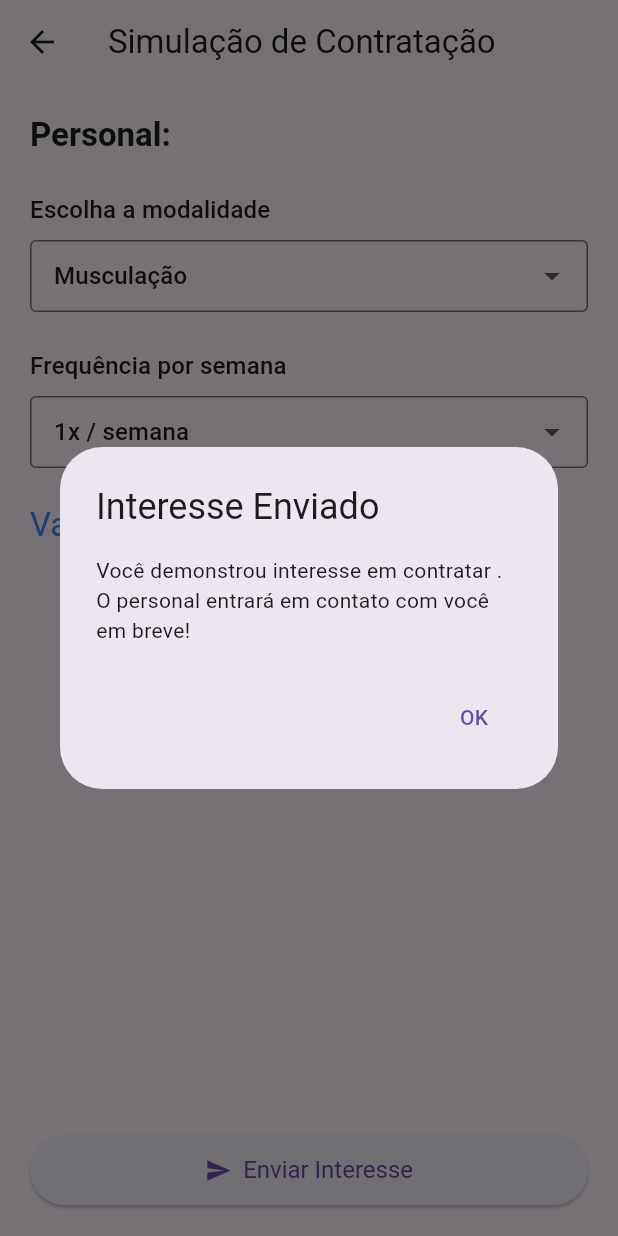
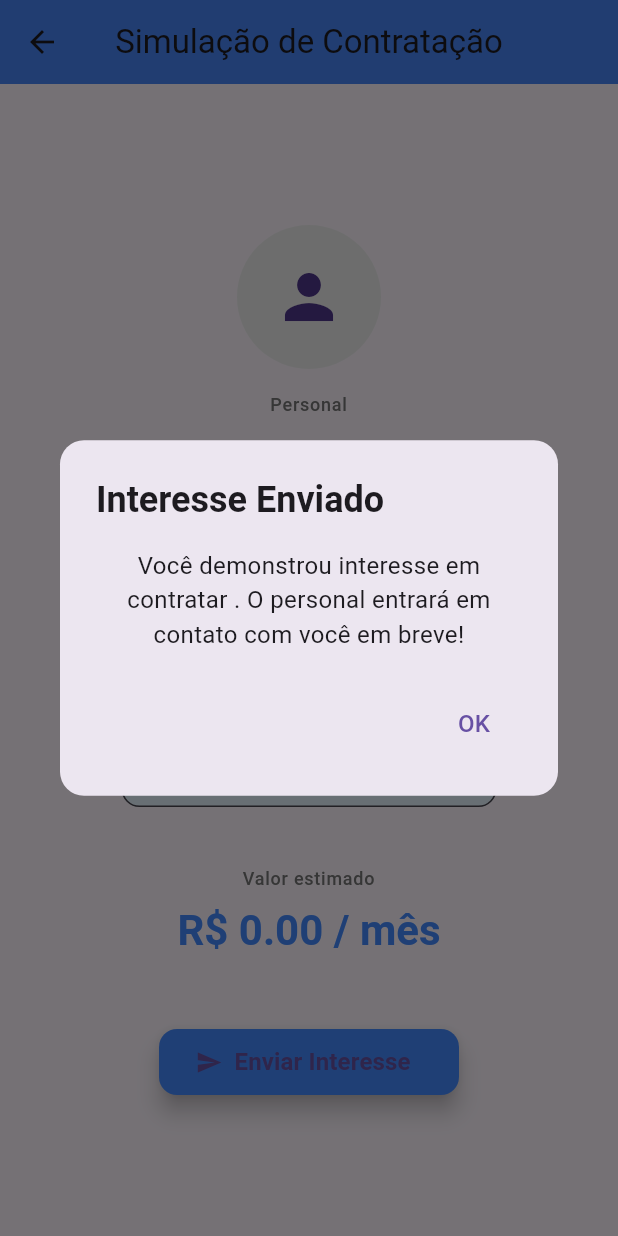
Before and after one commit to gabrielleles/personal_fit, a Flutter app: the PersonalSimulationPage screen opened directly with empty values, after a tap on "Enviar Interesse", on a phone screen of 412 x 824 dp. Run offline on Flutter 3.47's test engine with Material 3 defaults, Android fonts, the phone set to English and light mode, and no system bars; our stand-ins replace dio, font_awesome_flutter; network calls fail.

Commit message:
funcional porém falta corrigir o problema com as imagens dos personais

```diff
--- a/lib/modules/personals/presentation/pages/catalog_page.dart
+++ b/lib/modules/personals/presentation/pages/catalog_page.dart
@@ -2,6 +2,7 @@ import 'package:flutter/material.dart';
 import 'package:provider/provider.dart';
 import '../../../../core/routes.dart';
 import '../../presentation/providers/personal_provider.dart';
+import '../../../../shared/widgets/personal_avatar.dart';  // import do PersonalAvatar
 
 class CatalogPage extends StatefulWidget {
   const CatalogPage({Key? key}) : super(key: key);
@@ -111,9 +112,7 @@ class _CatalogPageState extends State<CatalogPage> {
                           padding: const EdgeInsets.all(8.0),
                           child: Row(
                             children: [
-                              CircleAvatar(
-                                backgroundImage: NetworkImage(personal.photoUrl),
-                              ),
+                              PersonalAvatar(photoUrl: personal.photoUrl, radius: 24), // aqui o avatar
                               const SizedBox(width: 12),
                               Expanded(
                                 child: Column(
--- a/lib/modules/personals/presentation/pages/personal_detail_page.dart
+++ b/lib/modules/personals/presentation/pages/personal_detail_page.dart
@@ -3,6 +3,7 @@ import 'package:font_awesome_flutter/font_awesome_flutter.dart';
 import 'package:url_launcher/url_launcher.dart';
 
 import '../../domain/entities/personal.dart';
+import '../../../../shared/widgets/personal_avatar.dart'; // import do PersonalAvatar
 
 class PersonalDetailPage extends StatelessWidget {
   final Personal personal;
@@ -30,10 +31,7 @@ class PersonalDetailPage extends StatelessWidget {
         child: ListView(
           children: [
             Center(
-              child: CircleAvatar(
-                radius: 60,
-                backgroundImage: NetworkImage(personal.photoUrl),
-              ),
+              child: PersonalAvatar(photoUrl: personal.photoUrl, radius: 60), // substitui CircleAvatar
             ),
             const SizedBox(height: 16),
             Center(
@@ -59,7 +57,7 @@ class PersonalDetailPage extends StatelessWidget {
               child: Text(
                 personal.bio,
                 style: const TextStyle(fontSize: 16),
-                textAlign: TextAlign.center,  // Centralizado agora
+                textAlign: TextAlign.center,
               ),
             ),
             const SizedBox(height: 12),
--- a/lib/modules/personals/presentation/pages/personal_simulation_page.dart
+++ b/lib/modules/personals/presentation/pages/personal_simulation_page.dart
@@ -1,6 +1,8 @@
 import 'package:flutter/material.dart';
+import '../../../../shared/widgets/personal_avatar.dart';
 import '../../domain/entities/personal.dart';
-import '../../../../core/routes.dart';  // Importa as rotas para usar AppRoutes.catalog
+import '../../../../core/routes.dart';
+
 
 class PersonalSimulationPage extends StatefulWidget {
   final Personal personal;
@@ -23,10 +25,13 @@ class _PersonalSimulationPageState extends State<PersonalSimulationPage> {
     showDialog(
       context: context,
       builder: (_) => AlertDialog(
-        title: const Text('Interesse Enviado'),
+        shape: RoundedRectangleBorder(borderRadius: BorderRadius.circular(16)),
+        title: const Text('Interesse Enviado', style: TextStyle(fontWeight: FontWeight.bold)),
         content: Text(
           'Você demonstrou interesse em contratar ${widget.personal.name}. '
               'O personal entrará em contato com você em breve!',
+          style: const TextStyle(fontSize: 16),
+          textAlign: TextAlign.center,
         ),
         actions: [
           TextButton(
@@ -37,7 +42,7 @@ class _PersonalSimulationPageState extends State<PersonalSimulationPage> {
                     (route) => false,
               );
             },
-            child: const Text('OK'),
+            child: const Text('OK', style: TextStyle(fontSize: 16)),
           ),
         ],
       ),
@@ -49,70 +54,122 @@ class _PersonalSimulationPageState extends State<PersonalSimulationPage> {
     final theme = Theme.of(context);
 
     return Scaffold(
-      appBar: AppBar(title: const Text('Simulação de Contratação')),
-      body: Padding(
-        padding: const EdgeInsets.all(20),
+      appBar: AppBar(
+        title: const Text('Simulação de Contratação'),
+        elevation: 4,
+        backgroundColor: Colors.blueAccent,
+        centerTitle: true,
+      ),
+      body: Center(
+        child: SingleChildScrollView(
+          padding: const EdgeInsets.symmetric(horizontal: 24, vertical: 32),
+          child: ConstrainedBox(
+            constraints: const BoxConstraints(maxWidth: 350),
             child: Column(
-          crossAxisAlignment: CrossAxisAlignment.start,
+              crossAxisAlignment: CrossAxisAlignment.center,
               children: [
+                // Aqui adicionei o PersonalAvatar logo antes do nome do personal
+                PersonalAvatar(
+                  photoUrl: widget.personal.photoUrl,
+                  radius: 48,
+                ),
+                const SizedBox(height: 16),
+
                 Text(
-              'Personal: ${widget.personal.name}',
-              style: theme.textTheme.titleLarge?.copyWith(fontWeight: FontWeight.bold),
+                  'Personal',
+                  style: theme.textTheme.labelMedium?.copyWith(color: Colors.grey[600]),
+                  textAlign: TextAlign.center,
                 ),
-            const SizedBox(height: 24),
-            Text('Escolha a modalidade', style: theme.textTheme.titleMedium),
+                const SizedBox(height: 4),
+                Text(
+                  widget.personal.name,
+                  style: theme.textTheme.headlineSmall?.copyWith(fontWeight: FontWeight.bold),
+                  textAlign: TextAlign.center,
+                ),
+                const SizedBox(height: 32),
+
+                Text('Escolha a modalidade', style: theme.textTheme.titleMedium, textAlign: TextAlign.center),
                 const SizedBox(height: 8),
-            DropdownButtonFormField<String>(
+                SizedBox(
+                  width: 250,
+                  child: DropdownButtonFormField<String>(
                     value: selectedModality,
                     items: modalities
                         .map((mod) => DropdownMenuItem(value: mod, child: Text(mod)))
                         .toList(),
-              onChanged: (value) {
-                setState(() => selectedModality = value!);
-              },
-              decoration: const InputDecoration(
-                border: OutlineInputBorder(),
-                contentPadding: EdgeInsets.symmetric(horizontal: 12),
+                    onChanged: (value) => setState(() => selectedModality = value!),
+                    decoration: InputDecoration(
+                      border: OutlineInputBorder(borderRadius: BorderRadius.circular(12)),
+                      contentPadding: const EdgeInsets.symmetric(horizontal: 16, vertical: 12),
+                      filled: true,
+                      fillColor: Colors.blue.shade50,
                     ),
                   ),
-            const SizedBox(height: 24),
-            Text('Frequência por semana', style: theme.textTheme.titleMedium),
+                ),
+                const SizedBox(height: 32),
+
+                Text('Frequência por semana', style: theme.textTheme.titleMedium, textAlign: TextAlign.center),
                 const SizedBox(height: 8),
-            DropdownButtonFormField<int>(
+                SizedBox(
+                  width: 250,
+                  child: DropdownButtonFormField<int>(
                     value: selectedFrequency,
                     items: List.generate(
                       7,
-                    (i) => DropdownMenuItem(value: i + 1, child: Text('${i + 1}x / semana')),
+                          (i) => DropdownMenuItem(
+                          value: i + 1, child: Text('${i + 1}x / semana')),
                     ),
-              onChanged: (value) {
-                setState(() => selectedFrequency = value!);
-              },
-              decoration: const InputDecoration(
-                border: OutlineInputBorder(),
-                contentPadding: EdgeInsets.symmetric(horizontal: 12),
+                    onChanged: (value) => setState(() => selectedFrequency = value!),
+                    decoration: InputDecoration(
+                      border: OutlineInputBorder(borderRadius: BorderRadius.circular(12)),
+                      contentPadding: const EdgeInsets.symmetric(horizontal: 16, vertical: 12),
+                      filled: true,
+                      fillColor: Colors.blue.shade50,
                     ),
                   ),
-            const SizedBox(height: 24),
+                ),
+                const SizedBox(height: 40),
+
                 Text(
-              'Valor estimado: R\$ ${estimatedPrice.toStringAsFixed(2)} / mês',
-              style: theme.textTheme.titleLarge?.copyWith(color: Colors.blueAccent),
+                  'Valor estimado',
+                  style: theme.textTheme.labelMedium?.copyWith(color: Colors.grey[600]),
+                  textAlign: TextAlign.center,
                 ),
-            const Spacer(),
+                const SizedBox(height: 8),
+                Text(
+                  'R\$ ${estimatedPrice.toStringAsFixed(2)} / mês',
+                  style: theme.textTheme.headlineMedium?.copyWith(
+                    color: Colors.blueAccent,
+                    fontWeight: FontWeight.bold,
+                  ),
+                  textAlign: TextAlign.center,
+                ),
+                const SizedBox(height: 48),
+
                 SizedBox(
-              width: double.infinity,
+                  width: 200,
+                  height: 44,
                   child: ElevatedButton.icon(
-                icon: const Icon(Icons.send),
-                label: const Text('Enviar Interesse'),
+                    icon: const Icon(Icons.send, size: 18),
+                    label: const Text(
+                      'Enviar Interesse',
+                      style: TextStyle(fontSize: 16, fontWeight: FontWeight.w600),
+                    ),
                     onPressed: _showConfirmationDialog,
                     style: ElevatedButton.styleFrom(
-                  padding: const EdgeInsets.symmetric(vertical: 14),
-                  textStyle: const TextStyle(fontSize: 16),
+                      backgroundColor: Colors.blueAccent,
+                      shape: RoundedRectangleBorder(
+                        borderRadius: BorderRadius.circular(12),
+                      ),
+                      elevation: 6,
                     ),
                   ),
                 ),
               ],
             ),
           ),
+        ),
+      ),
     );
   }
 }
--- /dev/null
+++ b/lib/shared/widgets/personal_avatar.dart
@@ -0,0 +1,56 @@
+import 'package:flutter/material.dart';
+
+class PersonalAvatar extends StatelessWidget {
+  final String photoUrl;
+  final double radius;
+
+  const PersonalAvatar({
+    Key? key,
+    required this.photoUrl,
+    this.radius = 20,
+  }) : super(key: key);
+
+  @override
+  Widget build(BuildContext context) {
+    // Se a URL estiver vazia, exibe o ícone direto
+    if (photoUrl.isEmpty) {
+      return CircleAvatar(
+        radius: radius,
+        backgroundColor: Colors.grey.shade200,
+        child: Icon(Icons.person, size: radius),
+      );
+    }
+
+    // Usa ClipOval para garantir formato circular, e Image.network com erro tratado
+    return ClipOval(
+      child: Image.network(
+        photoUrl,
+        width: radius * 2,
+        height: radius * 2,
+        fit: BoxFit.cover,
+        errorBuilder: (context, error, stackTrace) {
+          return Container(
+            width: radius * 2,
+            height: radius * 2,
+            color: Colors.grey.shade200,
+            child: Icon(Icons.person, size: radius),
+          );
+        },
+        loadingBuilder: (context, child, loadingProgress) {
+          if (loadingProgress == null) return child;
+          return Container(
+            width: radius * 2,
+            height: radius * 2,
+            alignment: Alignment.center,
+            child: CircularProgressIndicator(
+              strokeWidth: 2,
+              value: loadingProgress.expectedTotalBytes != null
+                  ? loadingProgress.cumulativeBytesLoaded / (loadingProgress.expectedTotalBytes ?? 1)
+                  : null,
+            ),
+          );
+        },
+      ),
+    );
+  }
+}
```
Also changed, not shown: 2 other files. Lines whose indentation alone changed are shown as unchanged.
